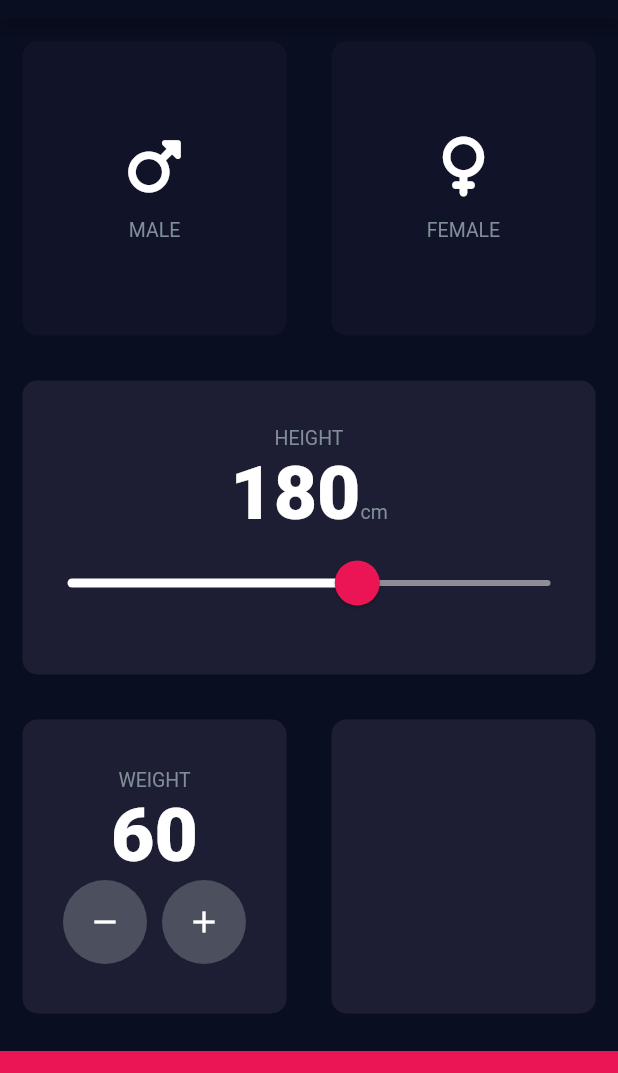
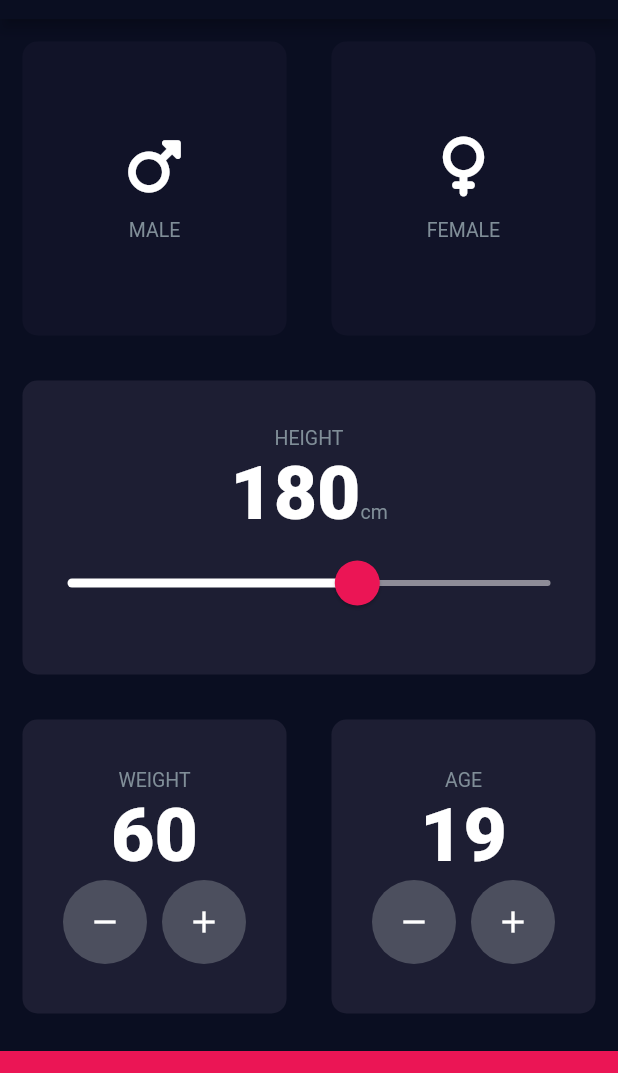
Before and after one commit to Archanciel/Flutter_Angela_course, a Flutter app: the screen it shows after launch, on a phone screen of 412 x 824 dp, the part 65-1138 px from its top. Run offline on Flutter 3.47's test engine with Material 2 defaults, Android fonts, the phone set to English and light mode, and no system bars; our stand-ins replace font_awesome_flutter, rflutter_alert.

Commit message:
works ok

```diff
--- a/bmi_calculator_flutter/lib/input_page.dart
+++ b/bmi_calculator_flutter/lib/input_page.dart
@@ -141,6 +141,10 @@ class _InputPageState extends State<InputPage> {
                 Expanded(
                   child: ReusableCard(
                     color: kActiveCardColor,
+                    cardChild: MinusPlusValue(
+                      value: 19,
+                      label: 'AGE',
+                    ),
                   ),
                 ),
               ],
```
